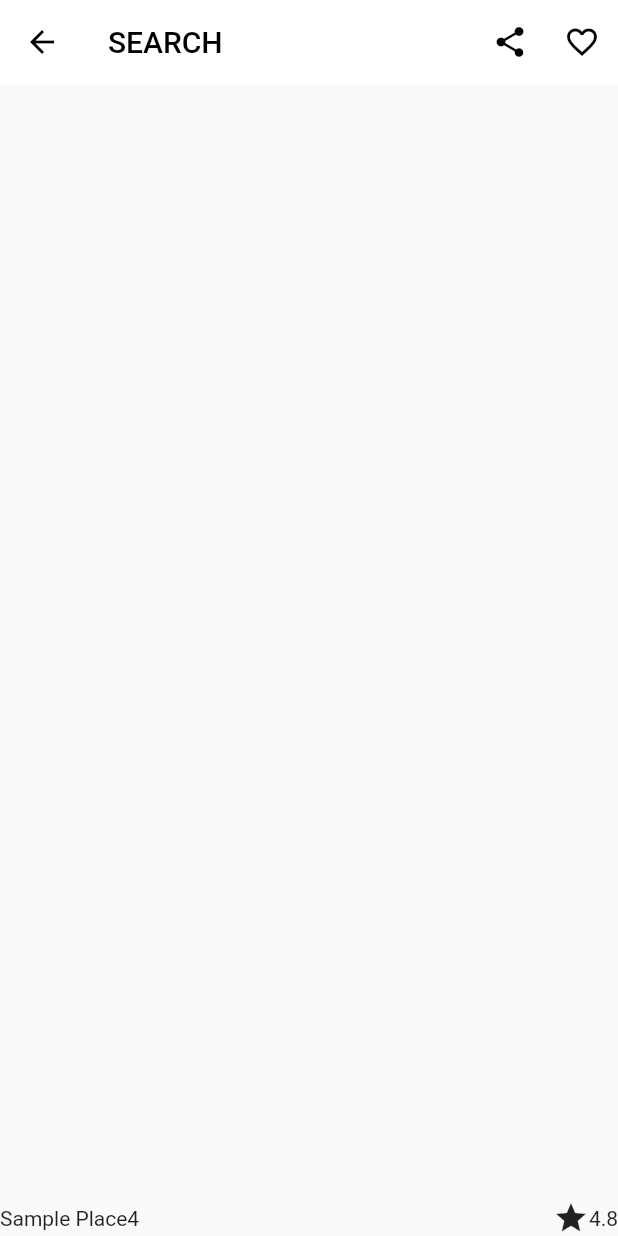
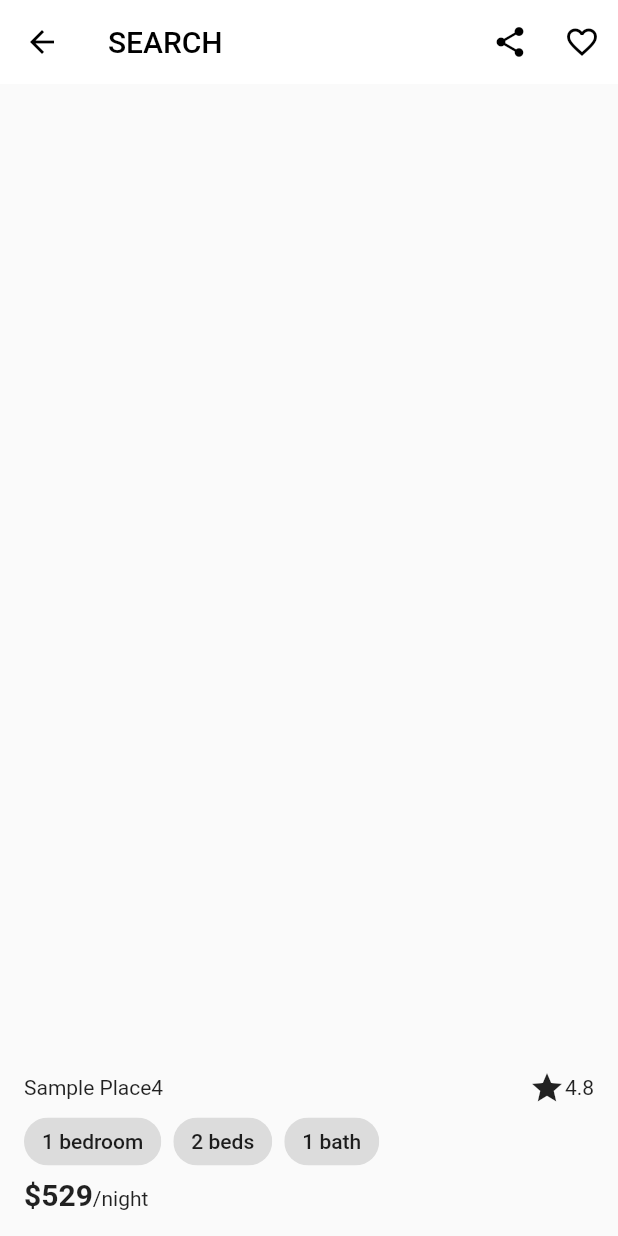
Before and after one commit to JAICHANGPARK/flutter_notebook_chapter_30, a Flutter app: the VacationDetailPage screen opened directly, on a phone screen of 412 x 824 dp. Run offline on Flutter 3.47's test engine with Material 2 defaults, Android fonts, the phone set to English and light mode, and no system bars; our stand-ins replace dots_indicator, flutter_riverpod, freezed_annotation, go_router, percent_indicator; missing offline and left inert: rulers.

Commit message:
Update vacation_detail_page.dart

```diff
--- a/lib/ep1517_vacation_booking_app/view/vacation_detail_page.dart
+++ b/lib/ep1517_vacation_booking_app/view/vacation_detail_page.dart
@@ -27,10 +27,14 @@ class _VacationDetailPageState extends State<VacationDetailPage> {
           )
         ],
       ),
-      body: Column(
+      body: Padding(
+        padding: const EdgeInsets.all(16.0),
+        child: Column(
+          crossAxisAlignment: CrossAxisAlignment.start,
           children: [
             Expanded(child: Container()),
             Column(
+              crossAxisAlignment: CrossAxisAlignment.start,
               children: [
                 Row(
                   children: [
@@ -39,11 +43,40 @@ class _VacationDetailPageState extends State<VacationDetailPage> {
                     Icon(Icons.star),
                     Text("4.8"),
                   ],
+                ),
+                Wrap(
+                  spacing: 8,
+                  children: [
+                    Chip(
+                      label: Text("1 bedroom"),
+                    ),
+                    Chip(
+                      label: Text("2 beds"),
+                    ),
+                    Chip(
+                      label: Text("1 bath"),
+                    ),
+                  ],
+                ),
+                Text.rich(
+                  TextSpan(
+                    children: [
+                      TextSpan(
+                        text: "\$529",
+                        style: TextStyle(
+                          fontWeight: FontWeight.bold,
+                          fontSize: 20,
+                        ),
+                      ),
+                      TextSpan(text: "/night")
+                    ],
+                  ),
                 )
               ],
             )
           ],
         ),
+      ),
     );
   }
 }
```
Lines whose indentation alone changed are shown as unchanged.
